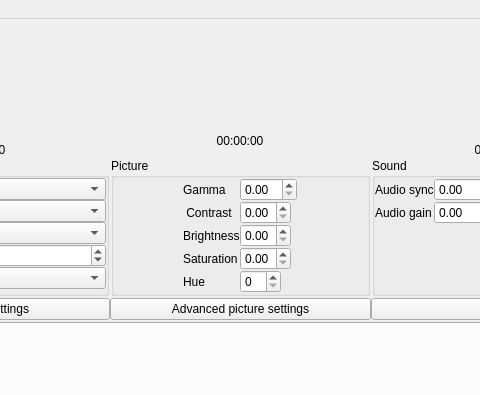
Old version of the form src/mainwindow.ui in the repository cinemaouvert/OPP; both pictures show x 655 to 1135 and y 0 to 395 of the 1287 by 652 pixel window.
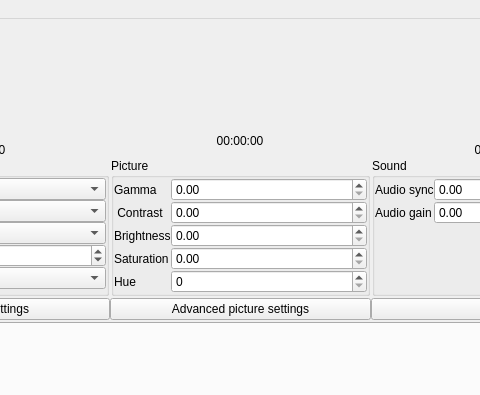
New version of the form. Icons and pictures are not drawn. Custom widgets are drawn as their Qt base class.

Diff of the .ui file:
```diff
--- a/src/mainwindow.ui
+++ b/src/mainwindow.ui
@@ -1134,7 +1134,7 @@
                          <item row="4" column="1">
                           <widget class="QSpinBox" name="hueSpinBox">
                            <property name="sizePolicy">
-                            <sizepolicy hsizetype="Maximum" vsizetype="Fixed">
+                            <sizepolicy hsizetype="Expanding" vsizetype="Fixed">
                              <horstretch>0</horstretch>
                              <verstretch>0</verstretch>
                             </sizepolicy>
@@ -1150,7 +1150,7 @@
                          <item row="0" column="1">
                           <widget class="QDoubleSpinBox" name="gammaSpinBox">
                            <property name="sizePolicy">
-                            <sizepolicy hsizetype="Maximum" vsizetype="Fixed">
+                            <sizepolicy hsizetype="Expanding" vsizetype="Fixed">
                              <horstretch>0</horstretch>
                              <verstretch>0</verstretch>
                             </sizepolicy>
@@ -1166,7 +1166,7 @@
                          <item row="1" column="1">
                           <widget class="QDoubleSpinBox" name="contrastSpinBox">
                            <property name="sizePolicy">
-                            <sizepolicy hsizetype="Maximum" vsizetype="Fixed">
+                            <sizepolicy hsizetype="Expanding" vsizetype="Fixed">
                              <horstretch>0</horstretch>
                              <verstretch>0</verstretch>
                             </sizepolicy>
@@ -1182,7 +1182,7 @@
                          <item row="2" column="1">
                           <widget class="QDoubleSpinBox" name="brightnessSpinBox">
                            <property name="sizePolicy">
-                            <sizepolicy hsizetype="Maximum" vsizetype="Fixed">
+                            <sizepolicy hsizetype="Expanding" vsizetype="Fixed">
                              <horstretch>0</horstretch>
                              <verstretch>0</verstretch>
                             </sizepolicy>
@@ -1198,7 +1198,7 @@
                          <item row="3" column="1">
                           <widget class="QDoubleSpinBox" name="saturationSpinBox">
                            <property name="sizePolicy">
-                            <sizepolicy hsizetype="Maximum" vsizetype="Fixed">
+                            <sizepolicy hsizetype="Expanding" vsizetype="Fixed">
                              <horstretch>0</horstretch>
                              <verstretch>0</verstretch>
                             </sizepolicy>
```
Left out of the diff: 302 changed lines with no effect on the pictures.
